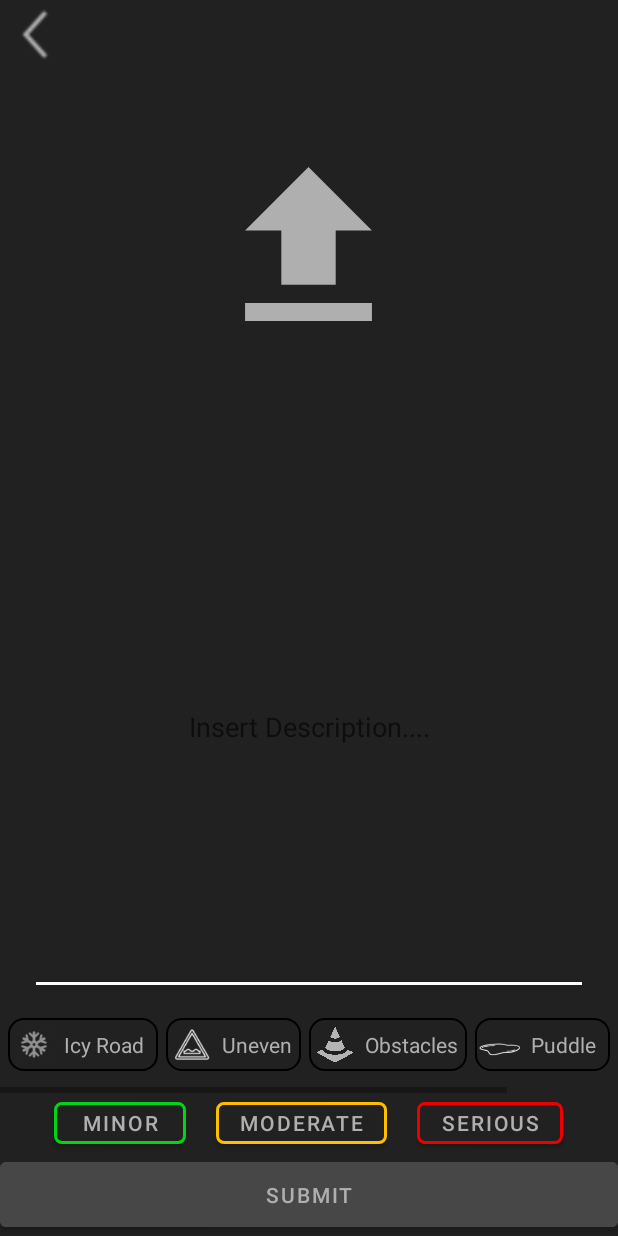
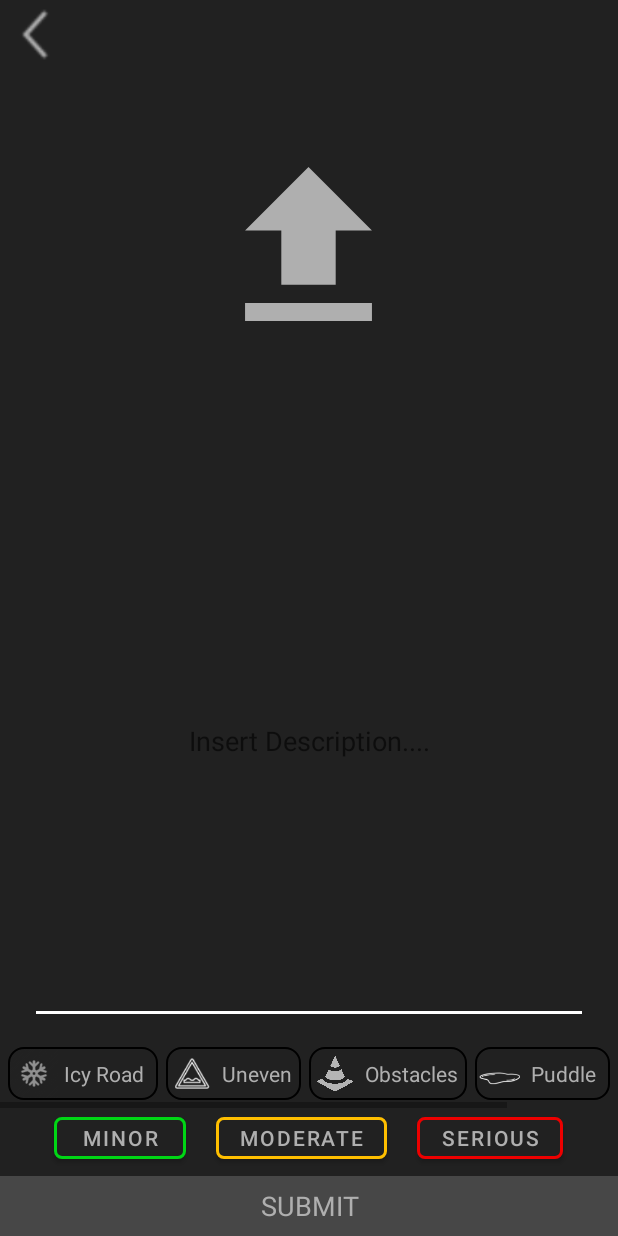
Before and after one commit to psuPenguins/GDSC_2023, an Android app: the layout activity_new_report.xml on its own in the app's theme, with its tools: preview values and no code run, on a phone screen of 412 x 824 dp. Run offline under Robolectric (Android 15) with nearby library versions, the phone set to English and light mode, and no system bars.

Commit message:
Selina: Modified some colors and placements

```diff
--- a/app/src/main/res/drawable/type_buttons_layout.xml
+++ b/app/src/main/res/drawable/type_buttons_layout.xml
@@ -1,6 +1,6 @@
 <?xml version="1.0" encoding="UTF-8"?>
     <shape xmlns:android="http://schemas.android.com/apk/res/android">
-        <solid android:color="@color/backButton_background"/>
+        <solid android:theme="@style/Theme.GDSC_2023"/>
         <stroke android:width="1dp" android:color="@color/black" />
         <corners android:radius="10dp"/>
         <padding android:left="0dp" android:top="0dp" android:right="0dp" android:bottom="0dp" />
--- a/app/src/main/res/layout/activity_existing_report.xml
+++ b/app/src/main/res/layout/activity_existing_report.xml
@@ -17,7 +17,6 @@
         android:layout_height="250dp"
         android:layout_below="@+id/backButton"
         android:layout_centerHorizontal="true"
-        android:color="#D9D9D9"
         android:radius="30dp"
         android:scaleType="centerInside"
         android:x="35dp"
--- a/app/src/main/res/layout/activity_new_report.xml
+++ b/app/src/main/res/layout/activity_new_report.xml
@@ -32,7 +32,7 @@
     <EditText
         android:id="@+id/etNewReport"
         android:layout_width="match_parent"
-        android:layout_height="match_parent"
+        android:layout_height="wrap_content"
         android:layout_above="@id/hsvDangerType"
         android:layout_below="@id/uploadImageButton"
         android:layout_marginLeft="20dp"
@@ -50,9 +50,10 @@
     <HorizontalScrollView
         android:id="@+id/hsvDangerType"
         android:layout_width="match_parent"
-        android:layout_height="50dp"
+        android:layout_height="wrap_content"
         android:layout_above="@+id/hsvSeverity"
-        android:layout_marginBottom="0dp">
+        android:layout_marginBottom="0dp"
+        tools:layout_marginBottom="10dp">
 
         <LinearLayout
             android:layout_width="wrap_content"
@@ -72,63 +73,18 @@
 
     </HorizontalScrollView>
 
-    <LinearLayout
-        android:id="@+id/hsvSeverity"
-        android:layout_width="wrap_content"
-        android:layout_height="40dp"
-        android:layout_above="@id/submitReportButton"
-        android:layout_centerInParent="true"
-        android:orientation="horizontal">
+    <include layout="@layout/hsv_severity" />
 
-        <Button
-            android:id="@+id/newMinorButton"
-            android:layout_width="wrap_content"
-            android:layout_height="match_parent"
-            android:layout_marginStart="10dp"
-            android:layout_marginEnd="10dp"
-            android:text="Minor"
-            app:cornerRadius="5dp"
-            app:strokeColor="@color/green"
-            app:strokeWidth="2dp"
-            android:backgroundTint="@color/background"
-            android:textColor="@color/foreground" />
-
-        <Button
-            android:id="@+id/newModerateButton"
-            android:layout_width="wrap_content"
-            android:layout_height="match_parent"
-            android:layout_marginStart="10dp"
-            android:layout_marginEnd="10dp"
-            android:text="Moderate"
-            app:cornerRadius="5sp"
-            app:strokeColor="@color/yellow"
-            app:strokeWidth="2dp"
-            android:backgroundTint="@color/background"
-            android:textColor="@color/foreground" />
-
-        <Button
-            android:id="@+id/newSeriousButton"
-            android:layout_width="wrap_content"
-            android:layout_height="match_parent"
-            android:layout_marginStart="10dp"
-            android:layout_marginEnd="10dp"
-            android:backgroundTint="@color/background"
-            android:text="Serious"
-            app:cornerRadius="5dp"
-            app:strokeColor="@color/red"
-            app:strokeWidth="2dp"
-            android:textColor="@color/foreground" />
-    </LinearLayout>
-
-    <Button
+    <TextView
         android:id="@+id/submitReportButton"
         android:layout_width="match_parent"
-        android:layout_height="55dp"
+        android:layout_height="40dp"
         android:layout_alignParentStart="true"
         android:layout_alignParentBottom="true"
-        android:backgroundTint="@color/button"
+        android:background="@color/grey"
+        android:gravity="center_horizontal|center_vertical"
         android:text="SUBMIT"
-        android:textAlignment="center"
-        android:textColor="@color/foreground" />
+        android:textColor="@color/foreground"
+        android:textSize="18sp" />
 
 </RelativeLayout>
--- /dev/null
+++ b/app/src/main/res/layout/hsv_severity.xml
@@ -0,0 +1,52 @@
+<?xml version="1.0" encoding="utf-8"?>
+<LinearLayout xmlns:app="http://schemas.android.com/apk/res-auto"
+    xmlns:android="http://schemas.android.com/apk/res/android"
+    xmlns:tools="http://schemas.android.com/tools"
+    android:id="@+id/hsvSeverity"
+    android:layout_width="wrap_content"
+    android:layout_height="40dp"
+    android:layout_above="@id/submitReportButton"
+    android:layout_centerInParent="true"
+    android:orientation="horizontal"
+    tools:showIn="@layout/activity_new_report"
+    android:layout_marginBottom="5dp">
+
+    <Button
+        android:id="@+id/newMinorButton"
+        android:layout_width="wrap_content"
+        android:layout_height="match_parent"
+        android:layout_marginStart="10dp"
+        android:layout_marginEnd="10dp"
+        android:backgroundTint="@color/background"
+        android:text="Minor"
+        android:textColor="@color/foreground"
+        app:cornerRadius="5dp"
+        app:strokeColor="@color/green"
+        app:strokeWidth="2dp" />
+
+    <Button
+        android:id="@+id/newModerateButton"
+        android:layout_width="wrap_content"
+        android:layout_height="match_parent"
+        android:layout_marginStart="10dp"
+        android:layout_marginEnd="10dp"
+        android:backgroundTint="@color/background"
+        android:text="Moderate"
+        android:textColor="@color/foreground"
+        app:cornerRadius="5sp"
+        app:strokeColor="@color/yellow"
+        app:strokeWidth="2dp" />
+
+    <Button
+        android:id="@+id/newSeriousButton"
+        android:layout_width="wrap_content"
+        android:layout_height="match_parent"
+        android:layout_marginStart="10dp"
+        android:layout_marginEnd="10dp"
+        android:backgroundTint="@color/background"
+        android:text="Serious"
+        android:textColor="@color/foreground"
+        app:cornerRadius="5dp"
+        app:strokeColor="@color/red"
+        app:strokeWidth="2dp" />
+</LinearLayout>
--- a/app/src/main/res/values-night/themes.xml
+++ b/app/src/main/res/values-night/themes.xml
@@ -2,13 +2,13 @@
     <!-- Base application theme. -->
     <style name="Theme.GDSC_2023" parent="Theme.MaterialComponents.DayNight.DarkActionBar">
         <!-- Primary brand color. -->
-        <item name="colorPrimary">@color/foreground</item>
-        <item name="colorPrimaryVariant">@color/button</item>
-        <item name="colorOnPrimary">@color/background</item>
+        <item name="colorPrimary">@color/background</item>
+        <item name="colorPrimaryVariant">@color/grey</item>
+        <item name="colorOnPrimary">@color/foreground</item>
         <!-- Secondary brand color. -->
-        <item name="colorSecondary">@color/main</item>
-        <item name="colorSecondaryVariant">@color/main</item>
-        <item name="colorOnSecondary">@color/main</item>
+        <item name="colorSecondary">@color/white</item>
+        <item name="colorSecondaryVariant">@color/white</item>
+        <item name="colorOnSecondary">@color/white</item>
         <!-- Status bar color. -->
         <item name="android:statusBarColor">?attr/colorPrimaryVariant</item>
         <!-- Customize your theme here. -->
--- a/app/src/main/res/values/colors.xml
+++ b/app/src/main/res/values/colors.xml
@@ -1,9 +1,9 @@
 <?xml version="1.0" encoding="utf-8"?>
 <resources>
     <color name="foreground">#AFAFAF</color>
-    <color name="main">#FFFFFF</color>
     <color name="background">#212121</color>
-    <color name="button">#474747</color>
+    <color name="grey">#474747</color>
+    <color name="white">#FFFFFF</color>
     <color name="black">#000000</color>
     <color name="backButton_foreground">#000000</color>
 
--- a/app/src/main/res/values/themes.xml
+++ b/app/src/main/res/values/themes.xml
@@ -3,12 +3,12 @@
     <style name="Theme.GDSC_2023" parent="Theme.MaterialComponents.DayNight.DarkActionBar">
         <!-- Primary brand color. -->
         <item name="colorPrimary">@color/foreground</item>
-        <item name="colorPrimaryVariant">@color/button</item>
+        <item name="colorPrimaryVariant">@color/grey</item>
         <item name="colorOnPrimary">@color/background</item>
         <!-- Secondary brand color. -->
-        <item name="colorSecondary">@color/main</item>
-        <item name="colorSecondaryVariant">@color/main</item>
-        <item name="colorOnSecondary">@color/main</item>
+        <item name="colorSecondary">@color/white</item>
+        <item name="colorSecondaryVariant">@color/white</item>
+        <item name="colorOnSecondary">@color/white</item>
         <!-- Status bar color. -->
         <item name="android:statusBarColor">?attr/colorPrimaryVariant</item>
         <!-- Customize your theme here. -->
```
